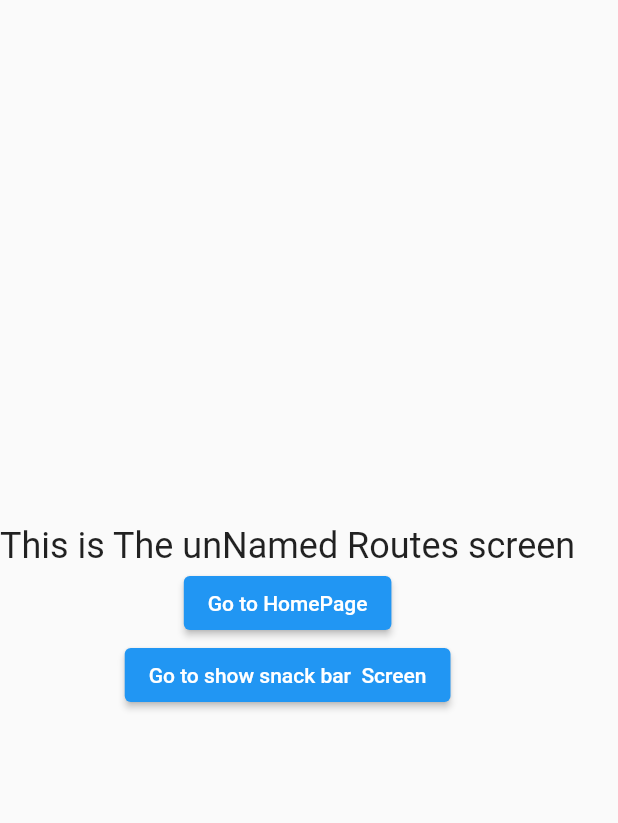
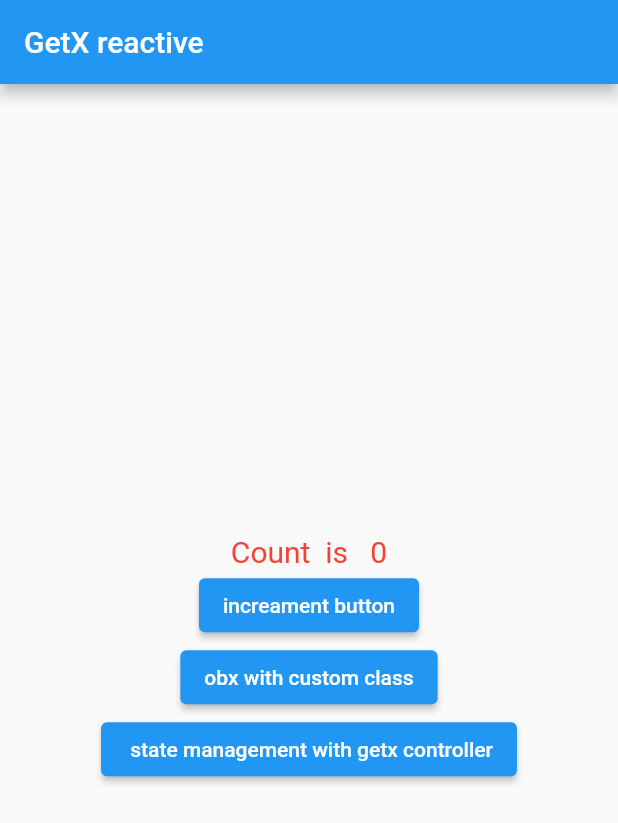
Before and after one commit to dimeprog/getx-starter, a Flutter app: the screen it shows after launch, on a phone screen of 412 x 824 dp. Shown: the top 823 px of the screen. Run offline on Flutter 3.47's test engine with Material 2 defaults, Android fonts, the phone set to English and light mode, and no system bars; our stand-ins replace get.

Commit message:
state management of getx and internationalisation start

```diff
--- /dev/null
+++ b/getx_flutter/lib/GetX stateManagent/GetX_controller.dart
@@ -0,0 +1,7 @@
+import 'package:get/get.dart';
+
+class CountController extends GetxController {
+  var count = 0.obs;
+  void increament() => count.value++;
+  void decreament() => count--;
+}
--- /dev/null
+++ b/getx_flutter/lib/GetX stateManagent/reactive.dart
@@ -0,0 +1,60 @@
+import 'package:flutter/material.dart';
+import 'package:flutter/src/foundation/key.dart';
+import 'package:flutter/src/widgets/framework.dart';
+import 'package:get/get.dart';
+import 'package:getx_flutter/GetX%20stateManagent/reactive%20_custom_class.dart';
+import 'package:getx_flutter/GetX%20stateManagent/state_management_with_controller.dart';
+
+class Reactive extends StatelessWidget {
+  var count = 0.obs;
+  void increament() {
+    count.value++;
+  }
+
+  @override
+  Widget build(BuildContext context) {
+    return Scaffold(
+      appBar: AppBar(
+        title: const Text('GetX reactive'),
+      ),
+      body: SafeArea(
+        child: Center(
+          child: Column(
+            mainAxisAlignment: MainAxisAlignment.center,
+            crossAxisAlignment: CrossAxisAlignment.center,
+            children: [
+              Obx(() {
+                return Text(
+                  'Count  is   ${count.value}',
+                  style: const TextStyle(
+                    fontSize: 20,
+                    color: Colors.red,
+                  ),
+                );
+              }),
+              ElevatedButton(
+                onPressed: () {
+                  increament();
+                  print(count.value);
+                },
+                child: const Text('increament button'),
+              ),
+              ElevatedButton(
+                onPressed: () {
+                  Get.to(() => ObxWithCustomClass());
+                },
+                child: const Text('obx with custom class'),
+              ),
+              ElevatedButton(
+                onPressed: () {
+                  Get.to(() => StateWithController());
+                },
+                child: const Text(' state management with getx controller'),
+              ),
+            ],
+          ),
+        ),
+      ),
+    );
+  }
+}
--- /dev/null
+++ b/getx_flutter/lib/GetX stateManagent/state_management_with_controller.dart
@@ -0,0 +1,46 @@
+import 'package:flutter/material.dart';
+import 'package:flutter/src/foundation/key.dart';
+import 'package:flutter/src/widgets/framework.dart';
+import 'package:get/get.dart';
+import 'package:getx_flutter/GetX%20stateManagent/GetX_controller.dart';
+
+class StateWithController extends StatelessWidget {
+  const StateWithController({Key? key}) : super(key: key);
+
+  @override
+  Widget build(BuildContext context) {
+    return Scaffold(
+      appBar: AppBar(
+        title: const Text('state management with getx controller'),
+      ),
+      body: SafeArea(
+        child: GetX<CountController>(
+            init: CountController(),
+            builder: (controller) {
+              return Center(
+                child: Column(
+                  mainAxisAlignment: MainAxisAlignment.center,
+                  children: [
+                    RaisedButton(
+                      onPressed: controller.increament,
+                      child: Icon(Icons.add),
+                    ),
+                    Text(
+                      'The value is ${controller.count.value}',
+                      style: const TextStyle(
+                        fontSize: 20,
+                        color: Colors.red,
+                      ),
+                    ),
+                    RaisedButton(
+                      onPressed: controller.decreament,
+                      child: const Icon(Icons.remove),
+                    ),
+                  ],
+                ),
+              );
+            }),
+      ),
+    );
+  }
+}
--- /dev/null
+++ b/getx_flutter/lib/GetX stateManagent/user.dart
@@ -0,0 +1,5 @@
+class User {
+  String name;
+  int age;
+  User({required this.age, required this.name});
+}
--- a/getx_flutter/lib/Getx Route/named_route.dart
+++ b/getx_flutter/lib/Getx Route/named_route.dart
@@ -22,12 +22,14 @@ class NamedRoute extends StatelessWidget {
               onPressed: () {
                 Get.to(HomePage());
               },
-                child: const Text('Go to HomePage')),
+              child: const Text('Go to HomePage'),
+            ),
             ElevatedButton(
               onPressed: () {
                 Get.offAll(ShowSnackBar());
               },
-                child: const Text('Go to show snack bar  Screen')),
+              child: const Text('Go to show snack bar  Screen'),
+            ),
           ],
         ),
       ),
--- a/getx_flutter/lib/main.dart
+++ b/getx_flutter/lib/main.dart
@@ -1,5 +1,6 @@
 import 'package:flutter/material.dart';
 import 'package:get/get.dart';
+import 'package:getx_flutter/GetX%20stateManagent/reactive.dart';
 import 'package:getx_flutter/Getx%20Route/named_route.dart';
 import 'package:getx_flutter/Getx%20Route/pages/homepage.dart';
 import 'package:getx_flutter/show%20snackbar%20dialogbox,%20bottomsheet/show_snackBar.dart';
@@ -19,7 +20,7 @@ class MyApp extends StatelessWidget {
       theme: ThemeData(
         primarySwatch: Colors.blue,
       ),
-      home: NamedRoute(),
+      home: Reactive(),
     );
   }
 }
```
Also changed, not shown: getx_flutter/lib/GetX stateManagent/reactive _custom_class.dart (added, +47 -0 lines), getx_flutter/lib/Getx internationalisation/unique_id.dart (added). Lines whose indentation alone changed are shown as unchanged.
